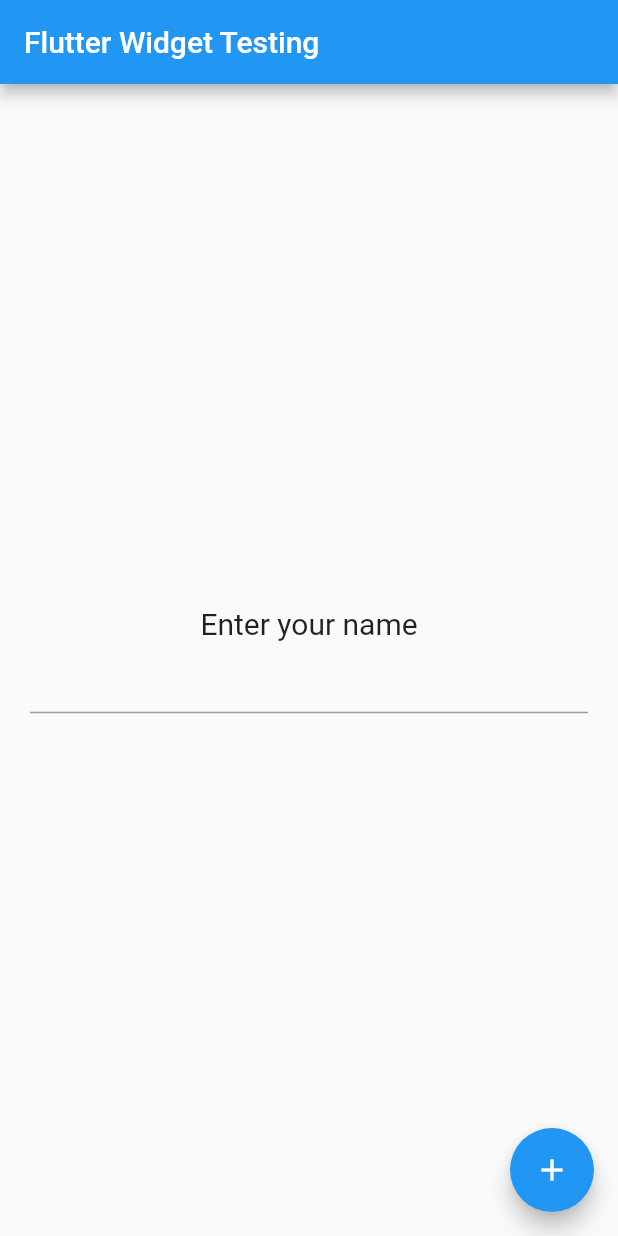
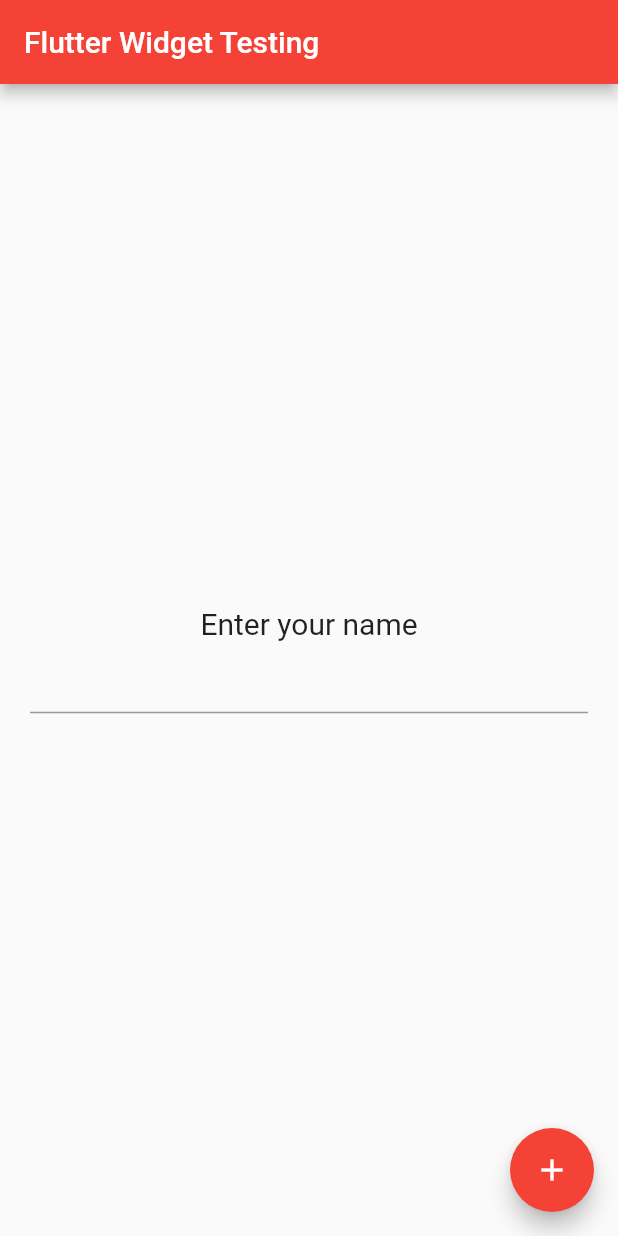
Before and after one commit to edpchinthana/flutter-widget-testing, a Flutter app: the screen it shows after launch, on a phone screen of 412 x 824 dp. Run offline on Flutter 3.47's test engine with Material 2 defaults, Android fonts, the phone set to English and light mode, and no system bars.

```diff
--- a/lib/main.dart
+++ b/lib/main.dart
@@ -5,25 +5,12 @@ void main() {
 }
 
 class MyApp extends StatelessWidget {
-  // This widget is the root of your application.
   @override
   Widget build(BuildContext context) {
     return MaterialApp(
       title: 'Flutter Demo',
       theme: ThemeData(
-        // This is the theme of your application.
-        //
-        // Try running your application with "flutter run". You'll see the
-        // application has a blue toolbar. Then, without quitting the app, try
-        // changing the primarySwatch below to Colors.green and then invoke
-        // "hot reload" (press "r" in the console where you ran "flutter run",
-        // or simply save your changes to "hot reload" in a Flutter IDE).
-        // Notice that the counter didn't reset back to zero; the application
-        // is not restarted.
-        primarySwatch: Colors.blue,
-        // This makes the visual density adapt to the platform that you run
-        // the app on. For desktop platforms, the controls will be smaller and
-        // closer together (more dense) than on mobile platforms.
+        primarySwatch: Colors.red,
         visualDensity: VisualDensity.adaptivePlatformDensity,
       ),
       home: MyHomePage(title: 'Flutter Widget Testing'),
@@ -33,15 +20,6 @@ class MyApp extends StatelessWidget {
 
 class MyHomePage extends StatefulWidget {
   MyHomePage({Key key, this.title}) : super(key: key);
-
-  // This widget is the home page of your application. It is stateful, meaning
-  // that it has a State object (defined below) that contains fields that affect
-  // how it looks.
-
-  // This class is the configuration for the state. It holds the values (in this
-  // case the title) provided by the parent (in this case the App widget) and
-  // used by the build method of the State. Fields in a Widget subclass are
-  // always marked "final".
 
   final String title;
 
@@ -95,9 +73,9 @@ class _MyHomePageState extends State<MyHomePage> {
       ),
       floatingActionButton: FloatingActionButton(
         onPressed: onSubmit,
-        tooltip: 'Increment',
+        tooltip: 'Add',
         child: Icon(Icons.add),
-      ), // This trailing comma makes auto-formatting nicer for build methods.
+      ),
     );
   }
 }
```
